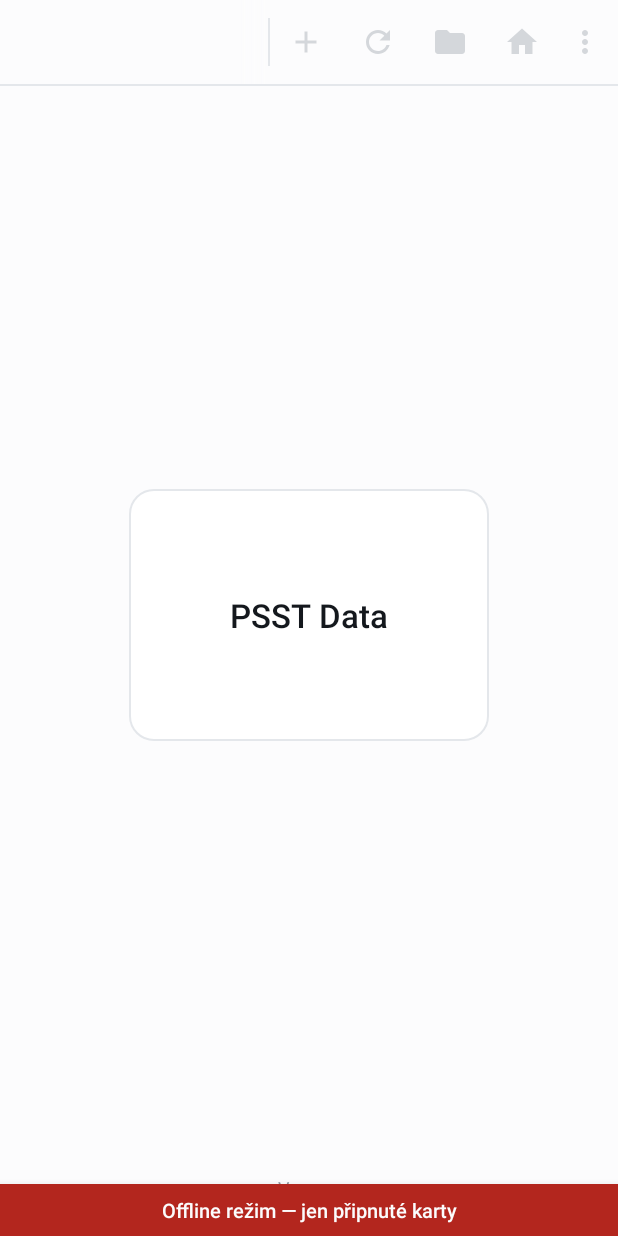
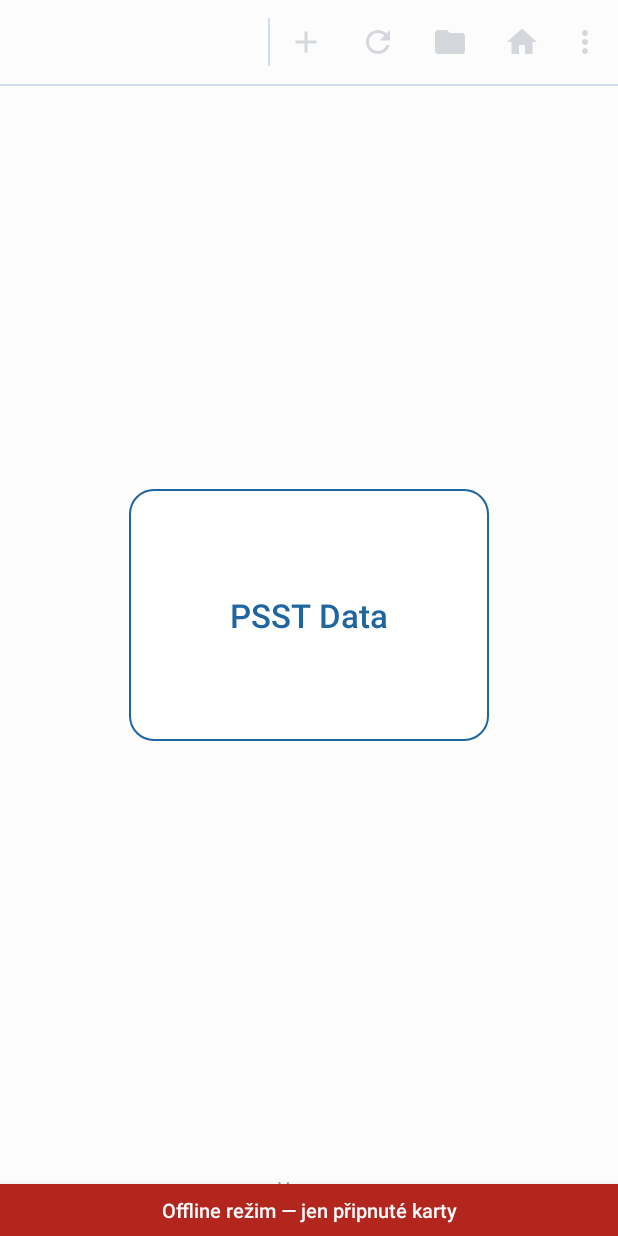
Before and after one commit to tofiapp/link-wrapper, an Android app: the screen it shows after launch (WebViewActivity), on a phone screen of 412 x 824 dp. Run offline under Robolectric (Android 15) with nearby library versions, the phone set to English and light mode, and no system bars; pictures from the network do not load.

Commit message:
Změna barvy uložených/připnutých na #ff5200 a více modrého akcentu
- Barva saved (připnuté karty, značka uložené) změněna ze zelené na #ff5200
- Přidána accent_line pro jemné modré oddělovače
- Modrý akcent rozšířen na toolbar (domů, složka, menu), domovské dlaždice,
  záhlaví skupin záložek, ikony v seznamu záložek a oddělovače lišty

Co-authored-by: krystof.tofi007 <krystof.tofi007@gmail.com>

```diff
--- a/app/src/main/java/com/example/linkwrapper/WebViewActivity.kt
+++ b/app/src/main/java/com/example/linkwrapper/WebViewActivity.kt
@@ -1916,8 +1916,8 @@ class WebViewActivity : AppCompatActivity() {
         }
         tint(R.id.action_new_tab, accent)
         tint(R.id.action_reload, inkSoft)
-        tint(R.id.action_folders, inkSoft)
-        tint(R.id.action_home, inkSoft)
+        tint(R.id.action_folders, accent)
+        tint(R.id.action_home, accent)
         tint(R.id.action_open_url, inkSoft)
         tint(R.id.action_page_size, inkSoft)
         tint(R.id.action_link_settings, inkSoft)
@@ -1932,7 +1932,7 @@ class WebViewActivity : AppCompatActivity() {
         if (::toolbar.isInitialized) {
             toolbar.isEnabled = usable
             toolbar.overflowIcon?.mutate()?.let { icon ->
-                icon.setTint(inkSoft)
+                icon.setTint(accent)
                 icon.alpha = alpha
                 toolbar.overflowIcon = icon
             }
--- a/app/src/main/res/drawable/bg_hatch_line.xml
+++ b/app/src/main/res/drawable/bg_hatch_line.xml
@@ -3,7 +3,7 @@
     android:shape="line">
     <stroke
         android:width="1.5dp"
-        android:color="@color/ink_faint"
+        android:color="@color/accent"
         android:dashWidth="4dp"
         android:dashGap="4dp" />
     <size android:height="2dp" />
--- a/app/src/main/res/drawable/bg_home_tile.xml
+++ b/app/src/main/res/drawable/bg_home_tile.xml
@@ -7,7 +7,7 @@
             <corners android:radius="16dp" />
             <stroke
                 android:width="1dp"
-                android:color="@color/line" />
+                android:color="@color/accent" />
         </shape>
     </item>
 </ripple>
--- a/app/src/main/res/layout/activity_webview.xml
+++ b/app/src/main/res/layout/activity_webview.xml
@@ -71,7 +71,7 @@
                 android:layout_height="match_parent"
                 android:layout_marginTop="12dp"
                 android:layout_marginBottom="12dp"
-                android:background="@color/line" />
+                android:background="@color/accent_line" />
 
             <com.google.android.material.appbar.MaterialToolbar
                 android:id="@+id/toolbar"
@@ -93,7 +93,7 @@
         <View
             android:layout_width="match_parent"
             android:layout_height="1dp"
-            android:background="@color/line" />
+            android:background="@color/accent_line" />
 
         <!--
           Progress jako overlay, ne jako řádek v LinearLayout.
--- a/app/src/main/res/layout/item_bookmark_group_header.xml
+++ b/app/src/main/res/layout/item_bookmark_group_header.xml
@@ -33,7 +33,7 @@
             android:letterSpacing="0.08"
             android:maxLines="1"
             android:textAllCaps="true"
-            android:textColor="@color/ink_soft"
+            android:textColor="@color/accent"
             android:textSize="13sp" />
 
         <ImageView
@@ -42,6 +42,6 @@
             android:layout_height="20dp"
             android:contentDescription="@null"
             android:src="@drawable/ic_expand_more"
-            app:tint="@color/ink_faint" />
+            app:tint="@color/accent" />
     </LinearLayout>
 </LinearLayout>
--- a/app/src/main/res/layout/item_home_app.xml
+++ b/app/src/main/res/layout/item_home_app.xml
@@ -20,7 +20,7 @@
         android:gravity="center"
         android:longClickable="false"
         android:maxLines="2"
-        android:textColor="@color/ink"
+        android:textColor="@color/accent"
         android:textIsSelectable="false"
         android:textSize="22sp" />
 </LinearLayout>
--- a/app/src/main/res/layout/item_home_bookmark.xml
+++ b/app/src/main/res/layout/item_home_bookmark.xml
@@ -20,7 +20,7 @@
         android:paddingTop="10dp"
         android:paddingEnd="40dp"
         android:paddingBottom="10dp"
-        android:textColor="@color/ink"
+        android:textColor="@color/accent"
         android:textIsSelectable="false"
         android:textSize="15sp" />
 
@@ -33,5 +33,5 @@
         android:contentDescription="Nabídka"
         android:padding="8dp"
         android:src="@drawable/ic_more_vert"
-        app:tint="@color/ink_soft" />
+        app:tint="@color/accent" />
 </FrameLayout>
--- a/app/src/main/res/layout/item_trial_bookmark.xml
+++ b/app/src/main/res/layout/item_trial_bookmark.xml
@@ -47,7 +47,7 @@
         android:contentDescription="Připnout na lištu"
         android:padding="8dp"
         android:src="@drawable/ic_wifi_off"
-        app:tint="@color/ink_soft" />
+        app:tint="@color/accent" />
 
     <ImageButton
         android:id="@+id/bookmarkRename"
@@ -57,7 +57,7 @@
         android:contentDescription="Přejmenovat"
         android:padding="8dp"
         android:src="@drawable/ic_edit"
-        app:tint="@color/ink_soft" />
+        app:tint="@color/accent" />
 
     <ImageButton
         android:id="@+id/bookmarkDelete"
--- a/app/src/main/res/values-night/colors.xml
+++ b/app/src/main/res/values-night/colors.xml
@@ -10,7 +10,8 @@
     <!-- Světlejší varianta rgb(31, 101, 159) pro tmavý režim -->
     <color name="accent">#FF6BA3D4</color>
     <color name="accent_wash">#FF1A2C3D</color>
+    <color name="accent_line">#4D6BA3D4</color>
     <color name="alert">#FFF2B8B5</color>
     <color name="alert_wash">#FF3A1F1E</color>
-    <color name="saved">#FF7DD19A</color>
+    <color name="saved">#FFFF5200</color>
 </resources>
--- a/app/src/main/res/values/colors.xml
+++ b/app/src/main/res/values/colors.xml
@@ -10,7 +10,8 @@
     <!-- rgb(31, 101, 159) -->
     <color name="accent">#FF1F659F</color>
     <color name="accent_wash">#FFE8F1F8</color>
+    <color name="accent_line">#331F659F</color>
     <color name="alert">#FFB3261E</color>
     <color name="alert_wash">#FFFCEEEC</color>
-    <color name="saved">#FF58C07A</color>
+    <color name="saved">#FFFF5200</color>
 </resources>
```
